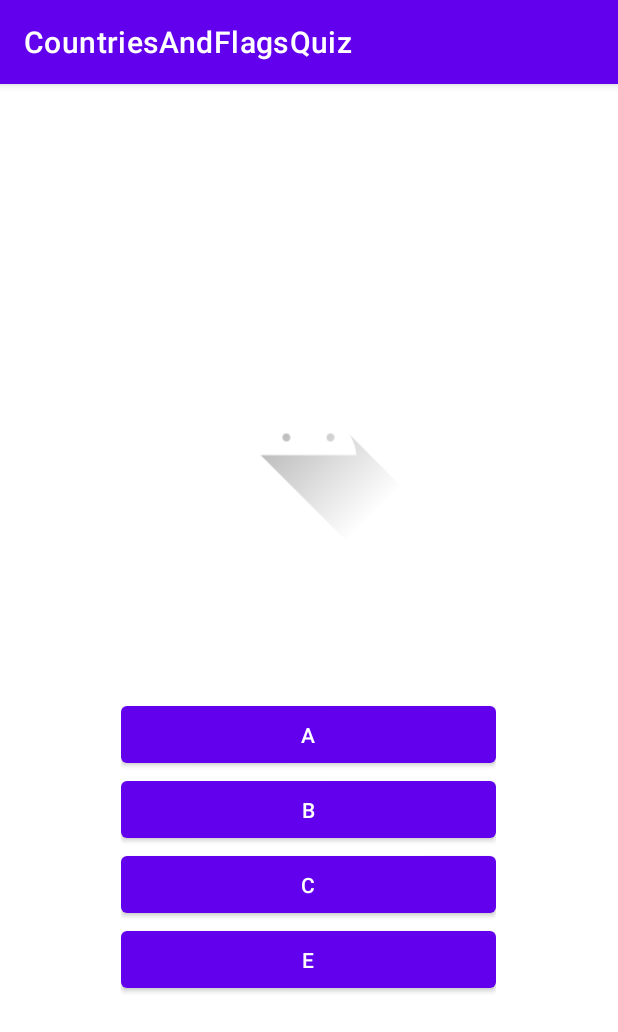
After one commit to karakayahamza/CountriesAndFlagsQuiz, an Android app: the GuessFlag screen opened through its navigation route, on a phone screen of 412 x 824 dp. The commit adds this screen. Shown: the top 1032 px of the screen. Run offline under Robolectric (Android 15) with nearby library versions, the phone set to English and light mode, and no system bars; our stand-ins replace RxJava; network calls fail.

Commit message:
Second Commit

```diff
--- a/app/build.gradle
+++ b/app/build.gradle
@@ -4,7 +4,7 @@ plugins {
 }
 
 android {
-    compileSdk 32
+    compileSdk 33
 
     defaultConfig {
         applicationId "com.example.countriesandflagsquiz"
@@ -28,6 +28,9 @@ android {
     }
     kotlinOptions {
         jvmTarget = '1.8'
+    }
+    buildFeatures {
+        viewBinding true
     }
 }
 
@@ -69,6 +72,7 @@ dependencies {
     implementation "android.arch.lifecycle:extensions:1.1.1"
     implementation "android.arch.lifecycle:viewmodel:1.1.1"
 
+
     //noinspection GradleDependency
     implementation "androidx.navigation:navigation-fragment-ktx:$nav_version"
     //noinspection GradleDependency
--- /dev/null
+++ b/app/src/main/java/com/example/countriesandflagsquiz/GuessFlag.kt
@@ -0,0 +1,22 @@
+package com.example.countriesandflagsquiz
+
+import android.os.Bundle
+import androidx.fragment.app.Fragment
+import android.view.LayoutInflater
+import android.view.View
+import android.view.ViewGroup
+
+class GuessFlag : Fragment() {
+    override fun onCreate(savedInstanceState: Bundle?) {
+        super.onCreate(savedInstanceState)
+
+    }
+
+    override fun onCreateView(
+        inflater: LayoutInflater, container: ViewGroup?,
+        savedInstanceState: Bundle?
+    ): View? {
+        // Inflate the layout for this fragment
+        return inflater.inflate(R.layout.fragment_guess_flag, container, false)
+    }
+}
--- a/app/src/main/java/com/example/countriesandflagsquiz/MainActivity.kt
+++ b/app/src/main/java/com/example/countriesandflagsquiz/MainActivity.kt
@@ -3,30 +3,16 @@ package com.example.countriesandflagsquiz
 import androidx.appcompat.app.AppCompatActivity
 import android.os.Bundle
 import androidx.lifecycle.ViewModelProviders
+import com.example.countriesandflagsquiz.databinding.ActivityMainBinding
 import com.example.countriesandflagsquiz.models.CountriesAndFlagsModel
 import com.example.countriesandflagsquiz.viewmodels.CountriesAndFlagsViewModel
 
 class MainActivity : AppCompatActivity() {
-    private lateinit var viewModel: CountriesAndFlagsViewModel
-    private lateinit var weatherModel : CountriesAndFlagsModel
-
+    private lateinit var binding: ActivityMainBinding
     override fun onCreate(savedInstanceState: Bundle?) {
         super.onCreate(savedInstanceState)
-        setContentView(R.layout.activity_main)
-
-        viewModel = ViewModelProviders.of(this)[CountriesAndFlagsViewModel::class.java]
-
-        viewModel.loadData()
-
-        viewModel.countriesAndFlags.observe(this,{counrty ->
-            counrty.let {
-
-                println("Merhaba")
-                println(it!!.data[0].name)
-
-            }
-        })
-
-
+        binding = ActivityMainBinding.inflate(layoutInflater)
+        val view = binding.root
+        setContentView(view)
     }
 }
--- a/app/src/main/res/layout/activity_main.xml
+++ b/app/src/main/res/layout/activity_main.xml
@@ -4,4 +4,21 @@
     xmlns:tools="http://schemas.android.com/tools"
     android:layout_width="match_parent"
     android:layout_height="match_parent"
-    tools:context=".MainActivity"/>
+    tools:context=".MainActivity">
+
+    <androidx.fragment.app.FragmentContainerView
+        android:id="@+id/fragmentContainerView"
+        android:name="androidx.navigation.fragment.NavHostFragment"
+        android:layout_width="0dp"
+        android:layout_height="0dp"
+        android:layout_marginStart="1dp"
+        android:layout_marginTop="1dp"
+        android:layout_marginEnd="1dp"
+        android:layout_marginBottom="1dp"
+        app:defaultNavHost="true"
+        app:layout_constraintBottom_toBottomOf="parent"
+        app:layout_constraintEnd_toEndOf="parent"
+        app:layout_constraintStart_toStartOf="parent"
+        app:layout_constraintTop_toTopOf="parent"
+        app:navGraph="@navigation/nav_graph" />
+</androidx.constraintlayout.widget.ConstraintLayout>
--- /dev/null
+++ b/app/src/main/res/layout/fragment_guess_flag.xml
@@ -0,0 +1,50 @@
+<?xml version="1.0" encoding="utf-8"?>
+<FrameLayout xmlns:android="http://schemas.android.com/apk/res/android"
+    xmlns:app="http://schemas.android.com/apk/res-auto"
+    xmlns:tools="http://schemas.android.com/tools"
+    android:layout_width="match_parent"
+    android:layout_height="match_parent"
+    tools:context=".GuessFlag">
+
+   <LinearLayout
+       android:layout_width="match_parent"
+       android:layout_height="match_parent"
+       android:gravity="center"
+       android:orientation="vertical">
+
+       <ImageView
+           android:id="@+id/imageView"
+           android:layout_width="250dp"
+           android:layout_height="150dp"
+           android:src="@drawable/ic_launcher_foreground"
+           android:layout_marginBottom="100dp"
+           />
+
+      <LinearLayout
+          android:layout_width="wrap_content"
+          android:layout_height="wrap_content"
+          android:orientation="vertical"
+          >
+          <Button
+              android:layout_width="250dp"
+              android:layout_height="50dp"
+              android:text="A"
+              />
+          <Button
+              android:layout_width="250dp"
+              android:layout_height="50dp"
+              android:text="B"/>
+
+          <Button
+              android:layout_width="250dp"
+              android:layout_height="50dp"
+              android:text="C"
+              />
+          <Button
+              android:layout_width="250dp"
+              android:layout_height="50dp"
+              android:text="E"
+              />
+      </LinearLayout>
+   </LinearLayout>
+</FrameLayout>
--- /dev/null
+++ b/app/src/main/res/navigation/nav_graph.xml
@@ -0,0 +1,22 @@
+<?xml version="1.0" encoding="utf-8"?>
+<navigation xmlns:android="http://schemas.android.com/apk/res/android"
+    xmlns:app="http://schemas.android.com/apk/res-auto"
+    xmlns:tools="http://schemas.android.com/tools"
+    android:id="@+id/nav_graph"
+    app:startDestination="@id/mainScreen">
+
+    <fragment
+        android:id="@+id/mainScreen"
+        android:name="com.example.countriesandflagsquiz.MainScreen"
+        android:label="fragment_main_screen"
+        tools:layout="@layout/fragment_main_screen" >
+        <action
+            android:id="@+id/action_mainScreen_to_guessFlag"
+            app:destination="@id/guessFlag" />
+    </fragment>
+    <fragment
+        android:id="@+id/guessFlag"
+        android:name="com.example.countriesandflagsquiz.GuessFlag"
+        android:label="fragment_guess_flag"
+        tools:layout="@layout/fragment_guess_flag" />
+</navigation>
```
Also changed, not shown: app/src/main/java/com/example/countriesandflagsquiz/GuessCapitalOfCity.kt (added, +21 -0 lines), app/src/main/java/com/example/countriesandflagsquiz/MainScreen.kt (+21 -33 lines), app/src/main/res/layout/fragment_guess_capital_of_city.xml (added, +22 -0 lines), app/src/main/res/layout/fragment_main_screen.xml (+6 -6 lines).
